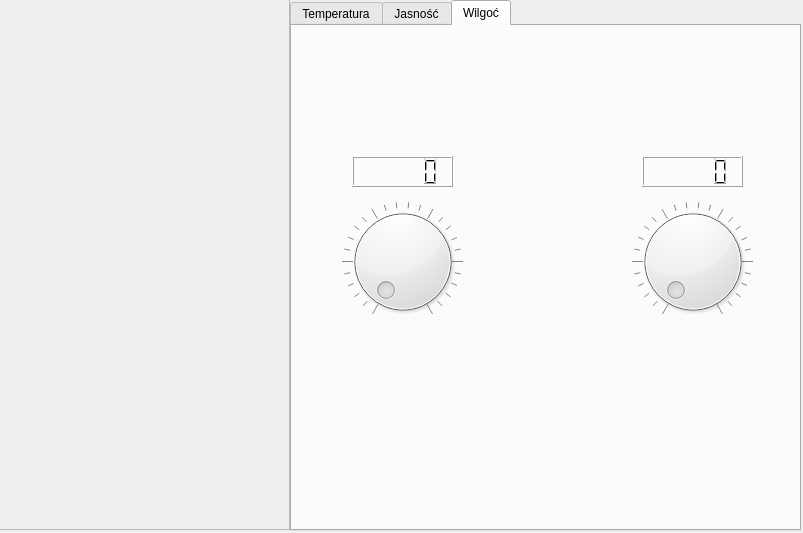
This is Staff.ui in xxBeWolfxx/house_manager as Qt 5 draws it before an edit. The edited form follows.
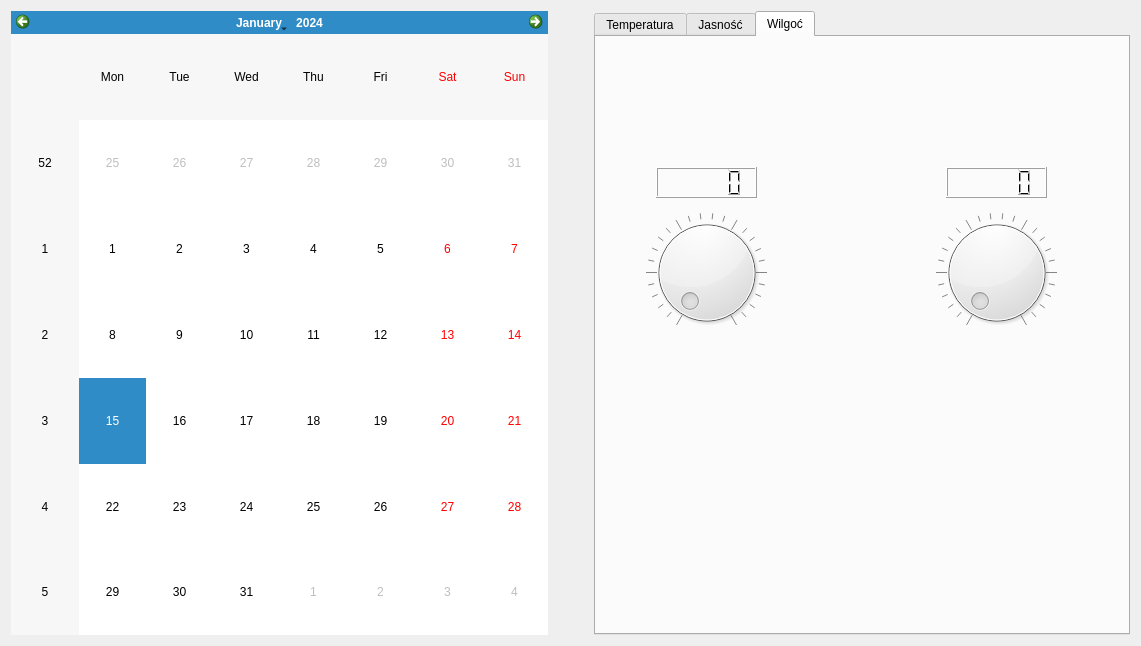
This is the edited form. The open tabs and pages were chosen to show the change.

Commit message: Adding new class for sendind data between windows

```diff
--- a/Staff.ui
+++ b/Staff.ui
@@ -6,38 +6,39 @@
    <rect>
     <x>0</x>
     <y>0</y>
-    <width>803</width>
-    <height>533</height>
+    <width>1141</width>
+    <height>646</height>
    </rect>
   </property>
   <property name="windowTitle">
    <string>Form</string>
   </property>
-  <widget class="QFrame" name="frame">
-   <property name="geometry">
-    <rect>
-     <x>-1</x>
-     <y>-1</y>
-     <width>291</width>
-     <height>531</height>
-    </rect>
-   </property>
-   <property name="frameShape">
-    <enum>QFrame::StyledPanel</enum>
-   </property>
-   <property name="frameShadow">
-    <enum>QFrame::Raised</enum>
-   </property>
-  </widget>
+  <layout class="QHBoxLayout" name="horizontalLayout">
+   <item>
+    <layout class="QVBoxLayout" name="verticalLayout">
+     <item>
+      <widget class="QCalendarWidget" name="calendarWidget"/>
+     </item>
+    </layout>
+   </item>
+   <item>
+    <spacer name="horizontalSpacer_2">
+     <property name="orientation">
+      <enum>Qt::Horizontal</enum>
+     </property>
+     <property name="sizeType">
+      <enum>QSizePolicy::Fixed</enum>
+     </property>
+     <property name="sizeHint" stdset="0">
+      <size>
+       <width>40</width>
+       <height>20</height>
+      </size>
+     </property>
+    </spacer>
+   </item>
+   <item>
   <widget class="QTabWidget" name="tabWidget">
-   <property name="geometry">
-    <rect>
-     <x>290</x>
-     <y>0</y>
-     <width>511</width>
-     <height>531</height>
-    </rect>
-   </property>
    <property name="currentIndex">
     <number>0</number>
    </property>
@@ -288,6 +289,8 @@
     </widget>
    </widget>
   </widget>
+   </item>
+  </layout>
  </widget>
  <resources/>
  <connections>
```
Left out of the diff: 2 changed lines with no effect on the pictures. Lines whose indentation alone changed are shown as unchanged. The commit also changes 7 other files.
